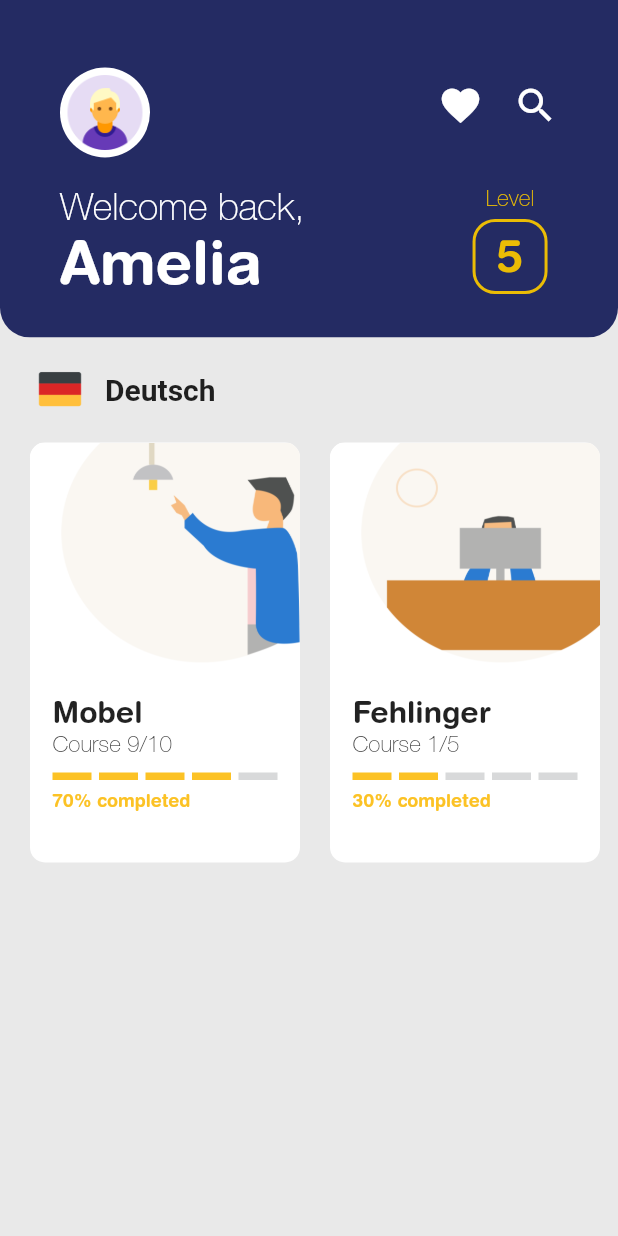
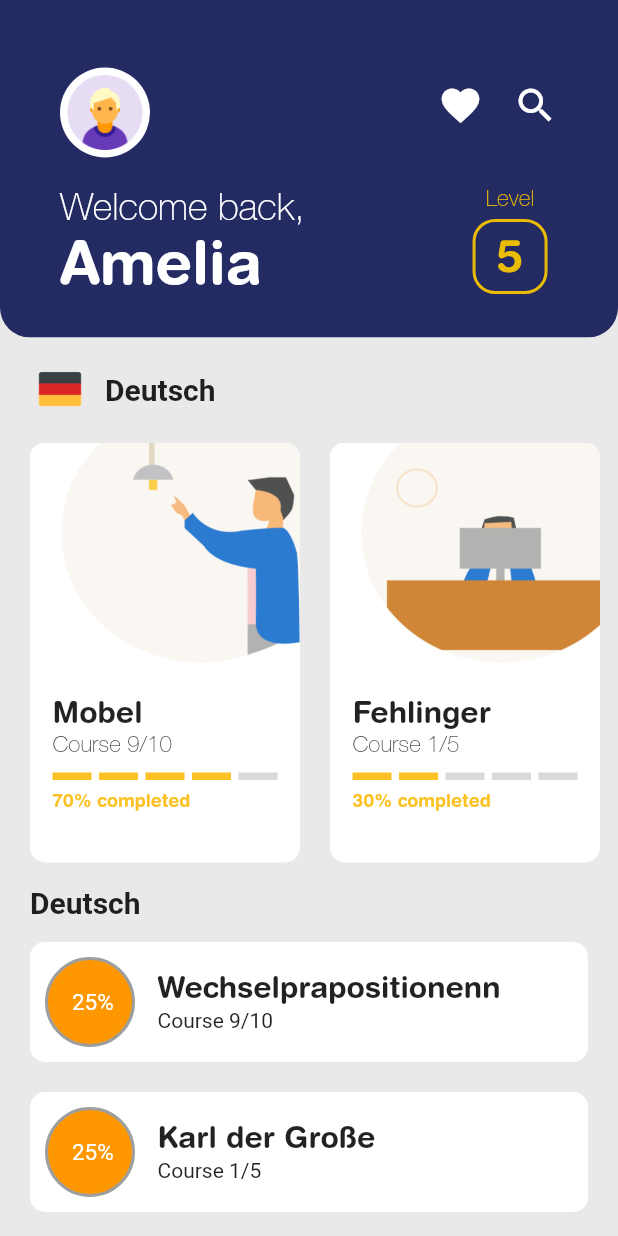
Before and after one commit to sayyyyed/language_app, a Flutter app: the screen it shows after launch, on a phone screen of 412 x 824 dp. Run offline on Flutter 3.47's test engine with Material 2 defaults, Android fonts, the light colour scheme and no system bars.

Commit message:
add courses

```diff
--- a/lib/dashboard/data/data.dart
+++ b/lib/dashboard/data/data.dart
@@ -1,3 +1,5 @@
+// ignore_for_file: non_constant_identifier_names
+
 final data = [
   {
     'title': 'Mobel',
@@ -11,5 +13,30 @@ final data = [
     'imageUrl': 'assets/img/model_2.png',
     'progress': 0.3,
   },
+  {
+    'title': 'Fehlinger',
+    'description': 'Course 1/5',
+    'imageUrl': 'assets/img/model_2.png',
+    'progress': 0.3,
+  },
   // Add more data items as needed
 ];
+
+final data_vertical = [
+  {
+    'heading': 'Wechselprapositionenn',
+    'subheading': 'Course 9/10',
+
+  },
+  {
+    'heading': 'Karl der Große',
+    'subheading': 'Course 1/5',
+
+  },
+  {
+    'heading': 'Fehlinger',
+    'subheading': 'Course 1/5',
+
+  },
+  // Add more data items as needed
+];
--- a/lib/dashboard/data/progress_bar.dart
+++ b/lib/dashboard/data/progress_bar.dart
@@ -1,4 +1,4 @@
-// ignore_for_file: use_key_in_widget_constructors
+// ignore_for_file: use_key_in_widget_constructors, prefer_const_constructors_in_immutables, prefer_const_constructors, unused_local_variable
 
 import 'package:flutter/material.dart';
 
--- /dev/null
+++ b/lib/dashboard/list_vertical.dart
@@ -0,0 +1,75 @@
+// ignore_for_file: prefer_const_constructors, use_key_in_widget_constructors, prefer_const_constructors_in_immutables
+import 'package:flutter/material.dart';
+import 'package:language_app/style/text.dart';
+
+class VerticalListView extends StatelessWidget {
+  final List<Map<String, dynamic>> data;
+
+  VerticalListView({required this.data});
+
+  @override
+  Widget build(BuildContext context) {
+    return Column(
+      children: data.map((item) {
+        return SizedBox(
+          height: 100, // Set a fixed height for each container
+          child: Container(
+            margin: EdgeInsets.only(
+                bottom: 20, right: 20), // Add margin to separate each container
+            decoration: BoxDecoration(
+              color: Color.fromARGB(255, 255, 255, 255),
+              borderRadius: BorderRadius.circular(10.0),
+            ),
+            child: Row(
+              children: [
+                Container(
+                  margin: EdgeInsets.only(left: 10),
+                  child: Container(
+                    width: 60, // Set the width of the container
+                    height: 60, // Set the height of the container
+                    decoration: BoxDecoration(
+                      color:
+                          Colors.orange, // Set the background color to orange
+                      borderRadius:
+                          BorderRadius.circular(30), // Make it a circle
+                      border: Border.all(
+                          color: Colors.grey, width: 2.0), // Add a gray border
+                    ),
+                    child: Center(
+                      child: Text(
+                        ' 25%', // Add your text here
+                        style: TextStyle(
+                          color: const Color.fromARGB(255, 255, 255, 255), // Text color
+                          fontSize: 15.0, // Text size
+                        ),
+                      ),
+                    ),
+                  ),
+                ),
+
+                SizedBox(
+                    width:
+                        15.0), // Add spacing between the CircleAvatar and the Column
+                Column(
+                  crossAxisAlignment: CrossAxisAlignment.start,
+                  mainAxisAlignment: MainAxisAlignment.center,
+                  children: [
+                    Text(item['heading'],
+                        style:
+                            headingFirst(fontSize: 20, color: Colors.black87)),
+                    Text(
+                      item['subheading'],
+                      style: TextStyle(
+                        fontSize: 14.0,
+                      ),
+                    ),
+                  ],
+                ),
+              ],
+            ),
+          ),
+        );
+      }).toList(),
+    );
+  }
+}
--- a/lib/dashboard/main_dashboard.dart
+++ b/lib/dashboard/main_dashboard.dart
@@ -4,6 +4,7 @@ import 'package:flutter/material.dart';
 import 'package:language_app/dashboard/data/data.dart';
 import 'package:language_app/dashboard/header_dashboard.dart';
 import 'package:language_app/dashboard/list.dart';
+import 'package:language_app/dashboard/list_vertical.dart';
 
 class Dashboard extends StatelessWidget {
   const Dashboard({super.key});
@@ -50,6 +51,26 @@ class Dashboard extends StatelessWidget {
               SizedBox(
                 child: HorizontalSliderListView(data: data),
               ),
+              Container(
+                margin: EdgeInsets.only(top: 15, bottom: 15, left: 20),
+                child: Row(
+                   mainAxisAlignment: MainAxisAlignment.start,
+                  children: [
+                    Text(
+                      'Deutsch',
+                      style: TextStyle(
+                        color: Colors.black87,
+                        fontSize: 20.0,
+                        fontWeight: FontWeight.bold,
+                      ),
+                    ),
+                  ],
+                ),
+              ),
+              Container(
+                  margin: EdgeInsets.only(bottom: 15, left: 20),
+                child: VerticalListView(data: data_vertical),
+              )
             ],
           ),
         ),
```
